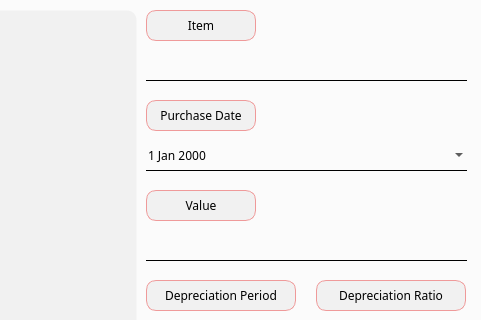
Above: app/src/pages/settings/fixed_asset.ui from DY-Microfinance-Customer-Management/dymf-algorithm before the change; both pictures show x 224 to 705 and y 0 to 320 of the 705 by 830 pixel window. Below: the same form after it.
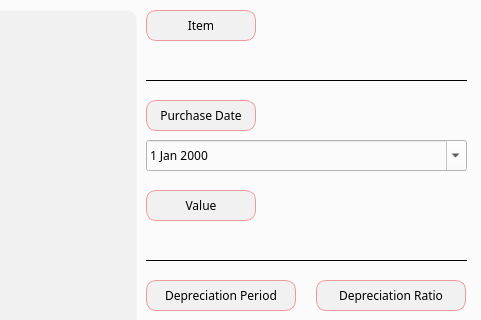
That is the form after the change.

Patch:
```diff
--- a/app/src/pages/settings/fixed_asset.ui
+++ b/app/src/pages/settings/fixed_asset.ui
@@ -249,20 +249,7 @@
      </font>
     </property>
     <property name="styleSheet">
-     <string notr="true">QDateEdit {
-	border: none;
-    border-bottom: 1px solid black;
-    background-color: transparent;
-    color: black;
-}
-
-QDateEdit:disabled {
-	border: none;
-    border-bottom: 1px solid lightgray;
-    background-color: lightgray;
-    color: lightgray;
-}
-</string>
+     <string notr="true"/>
     </property>
     <property name="calendarPopup">
      <bool>true</bool>
```
Left out of the diff: 20 changed lines with no effect on the pictures.
